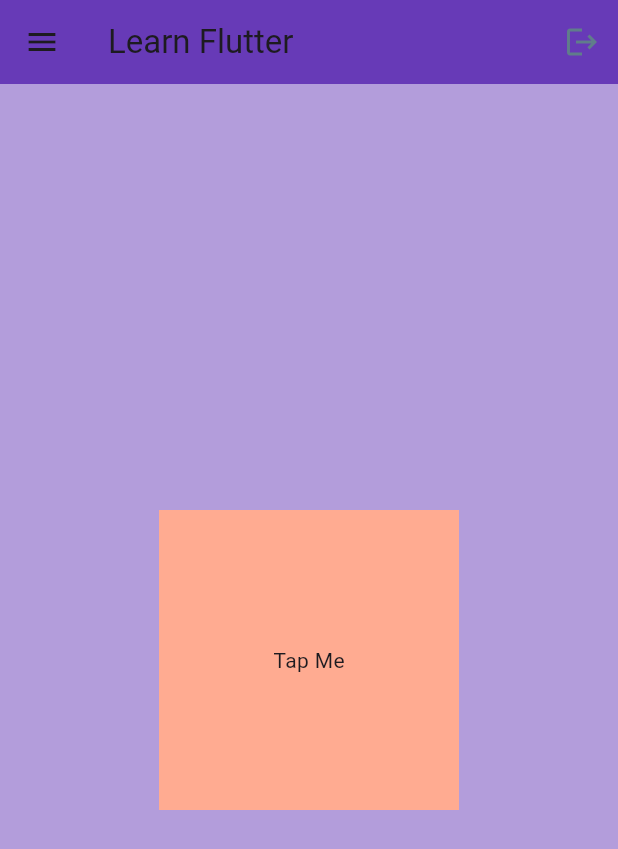
After one commit to Rahul8320/Flutter-Projects, a Flutter app: the TapMePage screen opened directly, after a tap on "Tap Me", on a phone screen of 412 x 824 dp. The commit adds this screen. Shown: the top 849 px of the screen. Run offline on Flutter 3.47's test engine with Material 3 defaults, Android fonts, the phone set to English and light mode, and no system bars; our stand-ins replace bloc, dartz, equatable, flutter_bloc, get_it.

Commit message:
Create Tap Me Page

```diff
--- /dev/null
+++ b/learn_flutter/lib/pages/tapme_page.dart
@@ -0,0 +1,40 @@
+import 'package:flutter/material.dart';
+
+class TapMePage extends StatelessWidget {
+  const TapMePage({super.key});
+
+  void userTapped() {
+    print("User Tapped!");
+  }
+
+  @override
+  Widget build(BuildContext context) {
+    return Scaffold(
+      backgroundColor: Colors.deepPurple[200],
+      appBar: AppBar(
+        title: const Text("Learn Flutter"),
+        backgroundColor: Colors.deepPurple,
+        elevation: 0,
+        leading: const Icon(Icons.menu),
+        actions: [
+          IconButton(
+              onPressed: () {},
+              icon: const Icon(
+                Icons.logout,
+                color: Colors.blueGrey,
+              ))
+        ],
+      ),
+      body: Center(
+          child: GestureDetector(
+        onTap: userTapped,
+        child: Container(
+          height: 200,
+          width: 200,
+          color: Colors.deepOrange[200],
+          child: const Center(child: Text("Tap Me")),
+        ),
+      )),
+    );
+  }
+}
```
Also changed, not shown: learn_flutter/lib/main.dart (+2 -31 lines).
